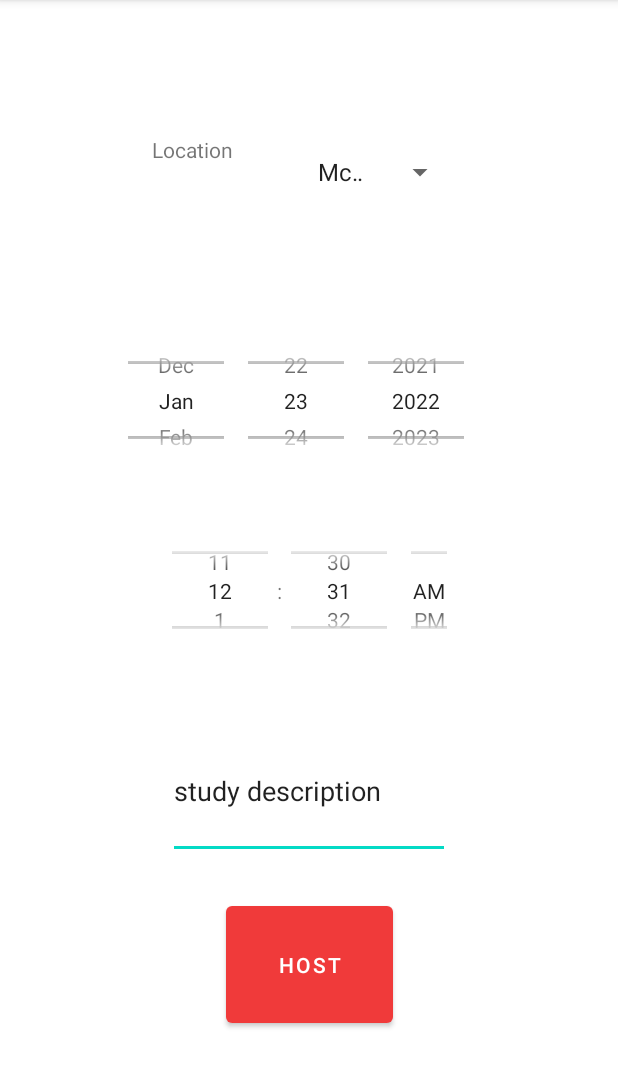
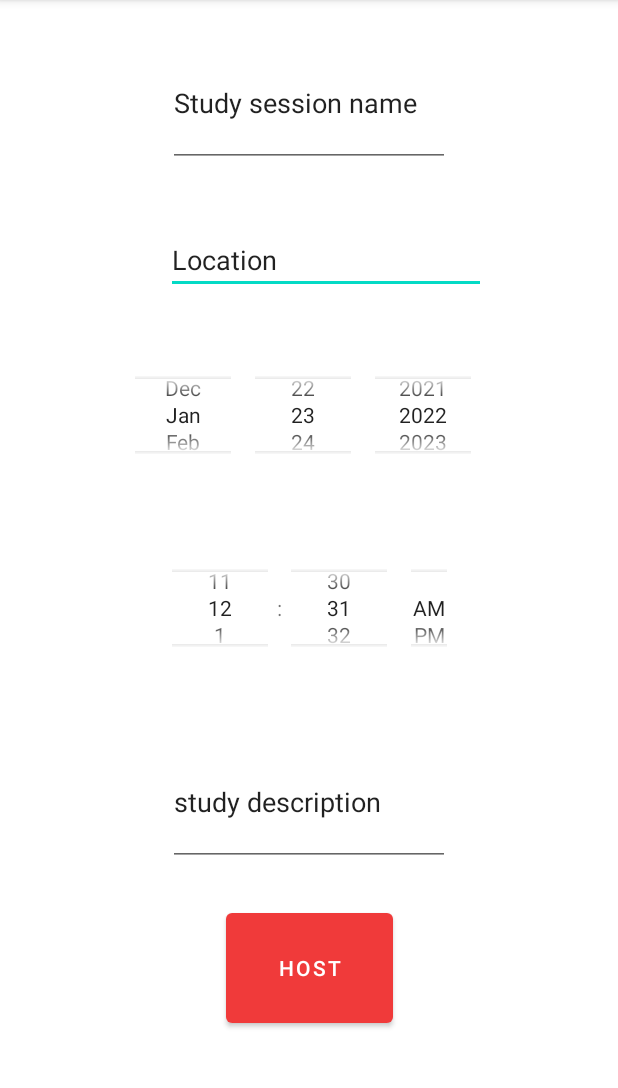
Before and after one commit to rickyychen/StudyBuddy, an Android app: the host_session screen opened directly, with no data from a screen before it, on a phone screen of 412 x 824 dp, the part 84-1172 px from its top. Run offline under Robolectric (Android 15) with nearby library versions, the phone set to English and light mode, and no system bars.

Commit message:
add new event

```diff
--- a/app/src/main/java/com/example/studybuddy/MainActivity.java
+++ b/app/src/main/java/com/example/studybuddy/MainActivity.java
@@ -60,7 +60,7 @@ public class MainActivity extends AppCompatActivity {
 
         Student student1 = new Student("John", "Doe");
 
-        Event event1 = new Event("study seshhhhh", "day/month/year","HH:MM A.M", "something describing the event");
+        Event event1 = new Event("study seshhhhh", "day/month/year","HH:MM A.M", "something describing the event", "Trottier");
 
         Executor executor = Executors.newSingleThreadExecutor();
         executor.execute(new Runnable() {
--- a/app/src/main/java/com/example/studybuddy/betterdb/Event.java
+++ b/app/src/main/java/com/example/studybuddy/betterdb/Event.java
@@ -20,11 +20,13 @@ public class Event {
     @ColumnInfo(name = "eventlocation")
     public String eventLocation;
 
-    public Event(String eventName, String eventDate, String eventTime, String eventDescription){
+    public Event(String eventName, String eventDate, String eventTime, String eventDescription, String eventLocation){
         this.eventName = eventName;
         this.eventDate = eventDate;
         this.eventTime = eventTime;
         this.eventDescription = eventDescription;
+        this.eventLocation = eventLocation;
+
     }
 
 
--- a/app/src/main/java/com/example/studybuddy/ui/home/host_session.java
+++ b/app/src/main/java/com/example/studybuddy/ui/home/host_session.java
@@ -22,9 +22,7 @@ import com.example.studybuddy.betterdb.Event;
 import java.text.SimpleDateFormat;
 import java.util.Calendar;
 
-public class host_session extends AppCompatActivity implements AdapterView.OnItemSelectedListener{
-
-    String[] locations = {"McLennan", "Redpath", "McConell", "Trottier"};
+public class host_session extends AppCompatActivity{
 
     @RequiresApi(api = Build.VERSION_CODES.M)
     @Override
@@ -32,17 +30,12 @@ public class host_session extends AppCompatActivity implements AdapterView.OnIte
         super.onCreate(savedInstanceState);
         setContentView(R.layout.activity_host_session);
 
-        Spinner spin = (Spinner) findViewById(R.id.spinner_location);
-        spin.setOnItemSelectedListener(this);
 
-        ArrayAdapter aa = new ArrayAdapter(this, android.R.layout.simple_spinner_item, locations);
-        aa.setDropDownViewResource(android.R.layout.simple_spinner_dropdown_item);
-        spin.setAdapter(aa);
 
         DatePicker datepicker = (DatePicker) findViewById(R.id.datePicker1);
-        int   day  = datepicker.getDayOfMonth();
-        int   month= datepicker.getMonth();
-        int   year = datepicker.getYear();
+        int day = datepicker.getDayOfMonth();
+        int month = datepicker.getMonth();
+        int year = datepicker.getYear();
         Calendar calendar = Calendar.getInstance();
         calendar.set(year, month, day);
 
@@ -57,24 +50,19 @@ public class host_session extends AppCompatActivity implements AdapterView.OnIte
 
         EditText description = (EditText) findViewById(R.id.description);
         String descriptionValue = description.getText().toString();
+        EditText study = (EditText) findViewById(R.id.name);
+        String studyName = study.getText().toString();
+        EditText location = (EditText) findViewById(R.id.location);
+        String locationValue = location.getText().toString();
+
 
         final Button button = findViewById(R.id.button3);
-        button.setOnClickListener(new View.OnClickListener(){
-            public void onClick(View v){
-                Event newEvent = new Event(formatedDate, time, descriptionValue);
+        button.setOnClickListener(new View.OnClickListener() {
+            public void onClick(View v) {
+                Event newEvent = new Event(studyName, formatedDate, time, descriptionValue, locationValue);
                 Intent intent = new Intent(host_session.this, MainActivity.class);
                 startActivity(intent);
             }
         });
     }
-
-    @Override
-    public void onItemSelected(AdapterView<?> arg0, View arg1, int position, long id){
-        return;
-    }
-
-    @Override
-    public void onNothingSelected(AdapterView<?> arg0){
-        return;
-    }
 }
--- a/app/src/main/res/layout/activity_host_session.xml
+++ b/app/src/main/res/layout/activity_host_session.xml
@@ -3,8 +3,29 @@
     xmlns:app="http://schemas.android.com/apk/res-auto"
     xmlns:tools="http://schemas.android.com/tools"
     android:layout_width="match_parent"
-        android:layout_height="match_parent">
+    android:layout_height="match_parent"><![CDATA[
     tools:context=".ui.home.host_session">
+
+
+
+
+
+    ]]>
+
+    <EditText
+        android:id="@+id/location"
+        android:layout_width="wrap_content"
+        android:layout_height="wrap_content"
+        android:layout_marginEnd="32dp"
+        android:layout_marginBottom="38dp"
+        android:ems="10"
+        android:inputType="textPersonName"
+        android:text="Location"
+        app:layout_constraintBottom_toTopOf="@+id/datePicker1"
+        app:layout_constraintEnd_toEndOf="parent"
+        app:layout_constraintHorizontal_bias="0.662"
+        app:layout_constraintStart_toStartOf="parent"
+        app:layout_constraintTop_toBottomOf="@+id/name" />
 
     <Button
         android:id="@+id/button3"
@@ -16,31 +37,6 @@
         app:layout_constraintEnd_toEndOf="parent"
         app:layout_constraintStart_toStartOf="parent"
         app:layout_constraintTop_toBottomOf="@+id/description" />
-
-        <Spinner
-            android:id="@+id/spinner_location"
-            android:layout_width="0dp"
-            android:layout_height="49dp"
-            android:layout_marginEnd="108dp"
-            android:text="Location"
-            app:layout_constraintEnd_toEndOf="parent"
-            app:layout_constraintStart_toEndOf="@+id/textView"
-            app:layout_constraintTop_toTopOf="@+id/textView"
-            tools:ignore="SpeakableTextPresentCheck" />
-
-        <TextView
-            android:id="@+id/textView"
-            android:layout_width="0dp"
-            android:layout_height="0dp"
-            android:layout_marginStart="101dp"
-            android:layout_marginTop="90dp"
-            android:layout_marginEnd="2dp"
-            android:layout_marginBottom="35dp"
-            android:text="Location"
-            app:layout_constraintBottom_toTopOf="@+id/datePicker1"
-            app:layout_constraintEnd_toStartOf="@+id/spinner_location"
-            app:layout_constraintStart_toStartOf="parent"
-            app:layout_constraintTop_toTopOf="parent" />
 
     <EditText
         android:id="@+id/description"
@@ -54,17 +50,32 @@
         app:layout_constraintStart_toStartOf="parent"
         app:layout_constraintTop_toBottomOf="@+id/timePicker1" />
 
+    <EditText
+        android:id="@+id/name"
+        android:layout_width="188dp"
+        android:layout_height="0dp"
+        android:layout_marginTop="26dp"
+        android:layout_marginBottom="39dp"
+        android:inputType="text"
+        android:text="Study session name"
+        app:layout_constraintBottom_toTopOf="@+id/location"
+        app:layout_constraintEnd_toEndOf="parent"
+        app:layout_constraintStart_toStartOf="parent"
+        app:layout_constraintTop_toTopOf="parent" />
+
     <DatePicker
         android:id="@+id/datePicker1"
-        android:layout_width="279dp"
-        android:layout_height="103dp"
-        android:layout_marginBottom="30dp"
+        android:layout_width="0dp"
+        android:layout_height="0dp"
+        android:layout_marginStart="66dp"
+        android:layout_marginEnd="66dp"
+        android:layout_marginBottom="43dp"
         android:calendarViewShown="false"
         android:datePickerMode="spinner"
         app:layout_constraintBottom_toTopOf="@+id/timePicker1"
-        app:layout_constraintEnd_toEndOf="@+id/textView"
-        app:layout_constraintStart_toEndOf="@+id/textView"
-        app:layout_constraintTop_toBottomOf="@+id/textView" />
+        app:layout_constraintEnd_toEndOf="parent"
+        app:layout_constraintStart_toStartOf="parent"
+        app:layout_constraintTop_toBottomOf="@+id/location" />
 
     <TimePicker
         android:id="@+id/timePicker1"
```
Lines whose indentation alone changed are shown as unchanged.
